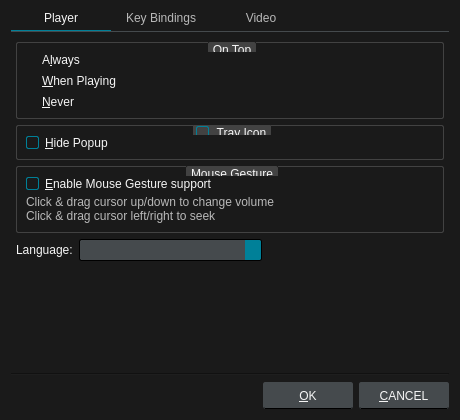
Before: the Qt Designer form src/ui/preferencesdialog.ui in u8sand/Baka-MPlayer, drawn with Qt 5.
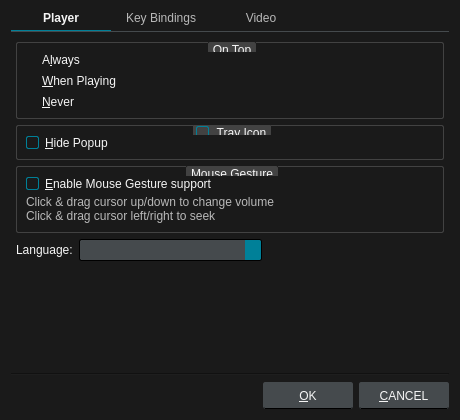
After: the same form once the commit is applied. Icons and pictures are not drawn.

Commit message: QTabWidget: bold active tab

```diff
--- a/src/ui/preferencesdialog.ui
+++ b/src/ui/preferencesdialog.ui
@@ -187,7 +187,7 @@
     <widget class="QTabWidget" name="tabWidget">
      <property name="styleSheet">
       <string notr="true">QTabWidget::pane { /* The tab widget frame */
-    border-top: 1px solid #454A4D;
+	border-top: 1px solid #454A4D;
 	padding: 5px 0px;
 }
 
@@ -196,16 +196,18 @@
 /* Style the tab using the tab sub-control. Note that
     it reads QTabBar _not_ QTabWidget */
 QTabBar::tab {
-    border-style: none;
-    min-width: 100px;
-    padding-bottom: 5px;
+	border-style: none;
+	padding-bottom: 5px;
+	min-width: 100px;
 }
 QTabBar::tab:selected {
-    border-bottom: 1px solid #008098;
+	border-bottom: 1px solid #008098;
+	font-weight: bold;
 }
 QTabBar::tab:!selected {
 	color: #B8B8B8;
-    margin-bottom: 1px;
+	font-weight: normal;
+	margin-bottom: 1px;
 }</string>
      </property>
      <property name="currentIndex">
```
The commit also changes 1 other file.
